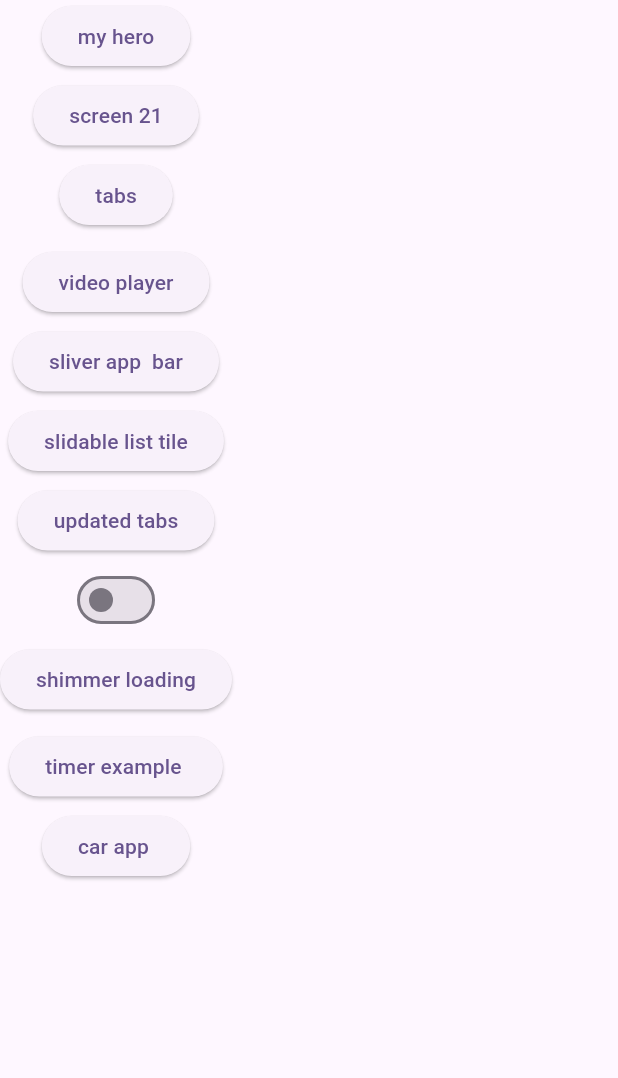
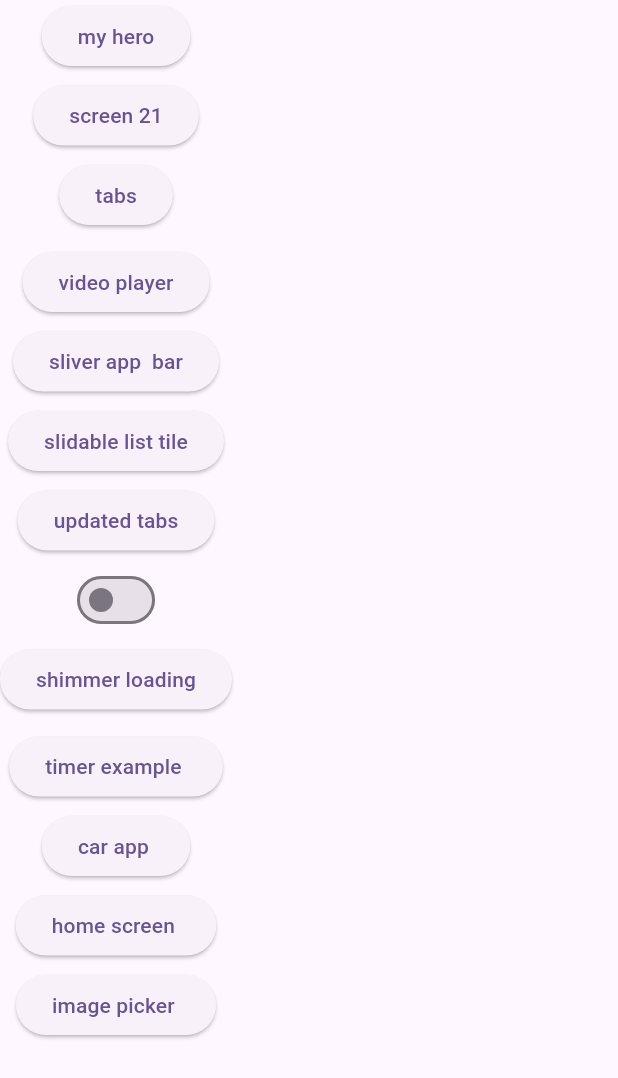
Before and after one commit to maliksubhan3018/flutter-project3, a Flutter app: the screen it shows after launch, on a phone screen of 412 x 824 dp. Shown: the top 1078 px of the screen. Run offline on Flutter 3.47's test engine with Material 3 defaults, Android fonts, the phone set to English and light mode, and no system bars; our stand-ins replace flutter_slidable, get, image_picker, lottie, shimmer, video_player.

Commit message:
state management and home screen and image picker and controller files

```diff
--- a/lib/carapp.dart
+++ b/lib/carapp.dart
@@ -146,7 +146,7 @@ class _CarTableScreenState extends State<CarTableScreen> {
       backgroundColor: const Color(0xfff5f5f5),
       appBar: AppBar(
         title: const Text('Car Product Table 🚘'),
-        backgroundColor: Colors.black,
+        backgroundColor: Colors.white,
         centerTitle: true,
       ),
       body: Padding(
--- /dev/null
+++ b/lib/controllers/image_picker_controller.dart
@@ -0,0 +1,14 @@
+import 'package:get/get.dart';
+import 'package:image_picker/image_picker.dart';
+
+class ImagePickerController extends GetxController {
+  RxString imagepath = ''.obs;
+
+  Future getimage() async {
+    final ImagePicker _picker = ImagePicker();
+    final Image = await _picker.pickImage(source: ImageSource.gallery);
+    if (Image != null) {
+      imagepath.value = Image.path.toString();
+    }
+  }
+}
--- a/lib/my_screens .dart
+++ b/lib/my_screens .dart
@@ -9,6 +9,8 @@ import 'package:figma_project/tabs_class.dart';
 import 'package:figma_project/tabs_updated.dart';
 import 'package:figma_project/timer_example.dart';
 import 'package:figma_project/video_player.dart';
+import 'package:figma_project/view/home_screen.dart';
+import 'package:figma_project/view/image_picker.dart';
 import 'package:flutter/material.dart';
 import 'package:get/get.dart';
 
@@ -115,6 +117,19 @@ class _MyScreensState extends State<MyScreens> {
             child: const Text("car app "),
           ),
           SizedBox(height: 5),
+          ElevatedButton(
+            onPressed: () {
+              Get.to(() => const HomeScreen());
+            },
+            child: const Text("home screen "),
+          ),
+          SizedBox(height: 5,),
+          ElevatedButton(
+            onPressed: () {
+              Get.to(() => const ImagePicker());
+            },
+            child: const Text("image picker "),
+          ),
         ],
       ),
     );
--- a/pubspec.yaml
+++ b/pubspec.yaml
@@ -39,6 +39,7 @@ dependencies:
   video_player: ^2.10.0
   flutter_slidable: ^4.0.3
   shimmer: ^3.0.0
+  image_picker: ^1.2.1
 
 dev_dependencies:
   flutter_test:
```
Also changed, not shown: lib/controllers/counter_controller.dart (added, +10 -0 lines), lib/view/home_screen.dart (added, +40 -0 lines), lib/view/image_picker.dart (added, +48 -0 lines), pubspec.lock, 5 other files.
